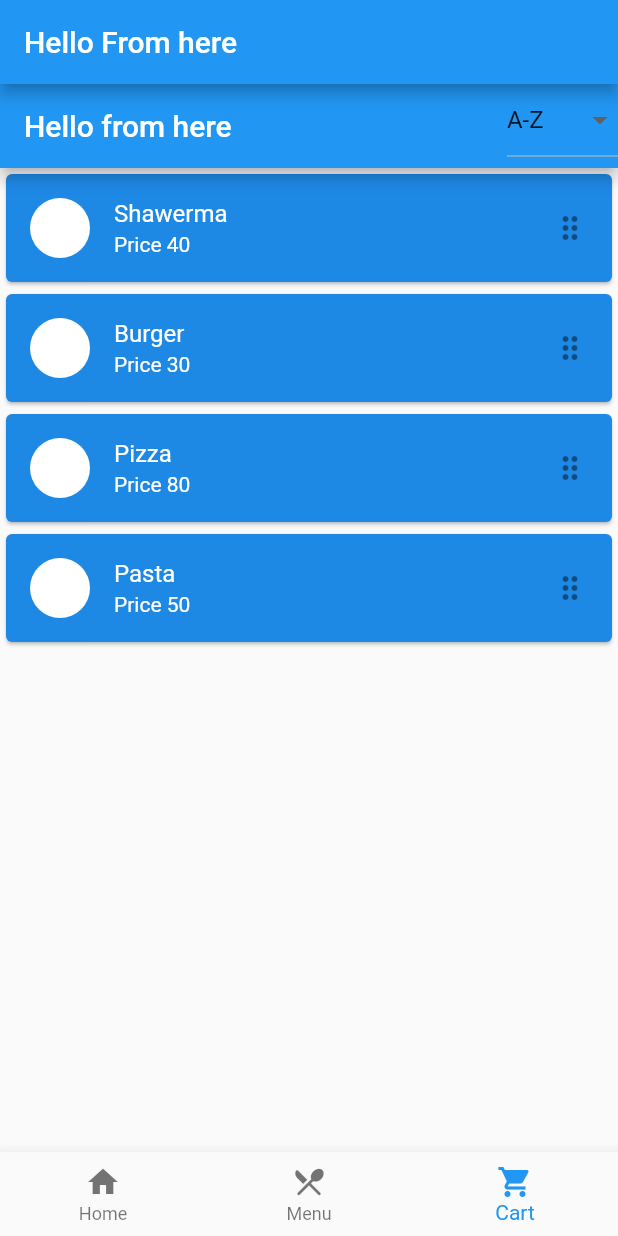
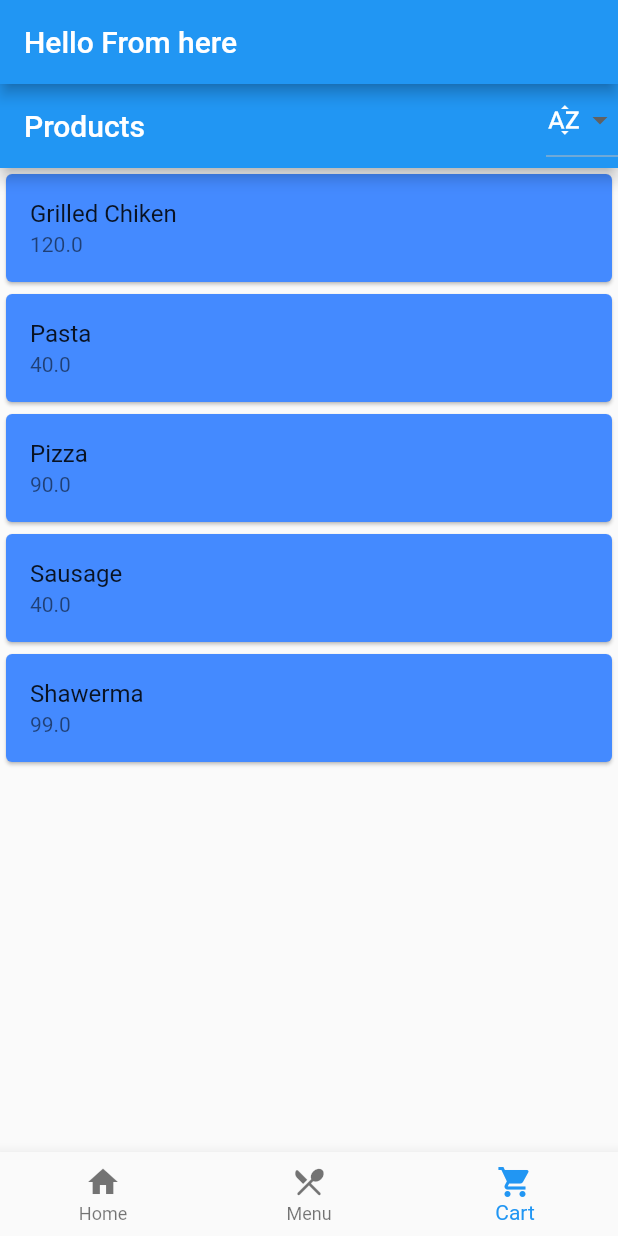
Before and after one commit to eslamfawzy203/yalla_assignment, a Flutter app: the HomeBase screen opened directly, item 3 of the bottom bar chosen, on a phone screen of 412 x 824 dp. Run offline on Flutter 3.47's test engine with Material 2 defaults, Android fonts, the phone set to English and light mode, and no system bars; our stand-ins replace flutter_hooks, flutter_riverpod, hooks_riverpod, shared_preferences; missing offline and left inert: fl_country_code_picker; accounts and stored records are empty; network calls fail.

Commit message:
some kind of code cleaning and UI  change by provider

```diff
--- /dev/null
+++ b/lib/Screens/Screen_2/product.dart
@@ -0,0 +1,20 @@
+enum ProductSortType {
+  name,
+  price,
+}
+
+class Meal {
+  Meal({required this.name, required this.price});
+
+  final String name;
+  final double price;
+}
+
+final meals = [
+  Meal(name: 'Shawerma', price: 99),
+  Meal(name: 'Pasta', price: 40),
+  Meal(name: 'Pizza', price: 90),
+  Meal(name: 'Grilled Chiken', price: 120),
+  Meal(name: 'Sausage', price: 40)
+
+];
--- /dev/null
+++ b/lib/Screens/Screen_2/screen2_R.dart
@@ -0,0 +1,65 @@
+// ignore: depend_on_referenced_packages
+import 'package:collection/collection.dart';
+import 'package:flutter/material.dart';
+// ignore: depend_on_referenced_packages
+import 'package:flutter_riverpod/flutter_riverpod.dart';
+import 'package:yalla_assignment/Screens/Screen_2/product.dart';
+
+final productSortTypeProvider = StateProvider<ProductSortType>(
+  // We return the default sort type, here name.
+  (ref) => ProductSortType.name,
+);
+
+final productsProvider = Provider<List<Meal>>((ref) {
+  final sortType = ref.watch(productSortTypeProvider);
+  switch (sortType) {
+    case ProductSortType.name:
+      //return _products.sorted((a, b) => a.name.compareTo(b.name));
+      return meals.sorted((a, b) => a.name.compareTo(b.name));
+    case ProductSortType.price:
+      return meals.sorted((a, b) => a.price.compareTo(b.price));
+  }
+});
+
+class ScreenTwoR extends ConsumerWidget {
+  const ScreenTwoR({Key? key}) : super(key: key);
+
+  @override
+  Widget build(BuildContext context, WidgetRef ref) {
+    final products = ref.watch(productsProvider);
+    return Scaffold(
+      appBar: AppBar(
+        title: const Text('Products'),
+        actions: [
+          DropdownButton<ProductSortType>(
+            value: ref.watch(productSortTypeProvider),
+            onChanged: (value) =>
+                ref.read(productSortTypeProvider.notifier).state = value!,
+            items: const [
+              DropdownMenuItem(
+                value: ProductSortType.name,
+                child: Icon(Icons.sort_by_alpha),
+              ),
+              DropdownMenuItem(
+                value: ProductSortType.price,
+                child: Icon(Icons.sort),
+              ),
+            ],
+          ),
+        ],
+      ),
+      body: ListView.builder(
+        itemCount: products.length,
+        itemBuilder: (context, index) {
+          final meal = products[index];
+          return Card(color: Colors.blueAccent,
+            child: ListTile(
+              title: Text(meal.name),
+              subtitle: Text('${meal.price}'),
+            ),
+          );
+        },
+      ),
+    );
+  }
+}
--- a/lib/Screens/grid_view.dart
+++ b/lib/Screens/grid_view.dart
@@ -1,6 +1,4 @@
 import 'package:flutter/material.dart';
-// import 'package:flutter/src/widgets/framework.dart';
-// import 'package:flutter/src/widgets/placeholder.dart';
 import 'package:yalla_assignment/Widgets/customized_container.dart';
 
 class MyGridView extends StatelessWidget {
--- a/lib/Screens/home_base.dart
+++ b/lib/Screens/home_base.dart
@@ -1,12 +1,11 @@
 import 'package:flutter/material.dart';
 import 'package:hooks_riverpod/hooks_riverpod.dart';
 import 'package:yalla_assignment/Screens/screen1.dart';
-import 'package:yalla_assignment/Screens/screen2.dart';
-import 'package:yalla_assignment/Widgets/customized_drawer.dart';
 import 'package:yalla_assignment/Screens/grid_view.dart';
+import 'package:yalla_assignment/Screens/Screen_2/screen2_R.dart';
 
 // int _selectedIndex = 0;
-List screens = [const ScreenOne(), const MyGridView(), const ScreenTwo()];
+List screens = [const ScreenOne(), const MyGridView(), const ScreenTwoR()];
 final StateProvider<int> navigationProvider = StateProvider<int>((ref) => 0);
 
 class HomeBase extends ConsumerWidget {
@@ -14,9 +13,10 @@ class HomeBase extends ConsumerWidget {
 
   @override
   Widget build(BuildContext context, WidgetRef ref) {
-    print('pressed'); // still reuildig while  wrappig the BottomNavigationBar only  with Consumer widget ...
+    //print('pressed'); // still reuildig while  wrappig the BottomNavigationBar only  with Consumer widget ...
     //I Think this is normal here because we  have to show the whole view again
-  int selectedIndex = ref.watch(navigationProvider); // Ca't bbe final here to take a value down
+    int selectedIndex = ref
+        .watch(navigationProvider); // Ca't bbe final here to take a value down
     return Scaffold(
         // drawer:  CustomizedDrawer(sharedPreferences: sharedPreferences, user: null,),
         appBar: AppBar(title: const Text('Hello From here')),
@@ -37,7 +37,6 @@ class HomeBase extends ConsumerWidget {
                   selectedIndex = value;
             },
           );
-          }
-        ));
+        }));
   }
 }
--- a/lib/Screens/profile_page.dart
+++ b/lib/Screens/profile_page.dart
@@ -1,6 +1,5 @@
 import 'package:flutter/material.dart';
-//import 'package:yalla_assignment/Screens/screen1.dart';
-import 'package:yalla_assignment/Screens/screen2.dart';
+import 'package:yalla_assignment/Screens/Screen_2/screen2_R.dart';
 import 'package:yalla_assignment/Widgets/customized_text_form_field.dart';
 
 // ignore: must_be_immutable
@@ -94,7 +93,7 @@ class ProfilePage extends StatelessWidget {
                     Navigator.push(
                         context,
                         MaterialPageRoute(
-                            builder: (context) => const ScreenTwo()));
+                            builder: (context) => const ScreenTwoR()));
                   }
                 },
                 child: const Text(
--- a/lib/Screens/screen2.dart
+++ /dev/null
@@ -1,73 +0,0 @@
-import 'package:flutter/material.dart';
-import 'package:hooks_riverpod/hooks_riverpod.dart';
-import 'package:yalla_assignment/functions/functions.dart';
-
-Map<String, int> meals = {
-  "Shawerma": 40,
-  'Burger': 30,
-  'Pizza': 80,
-  'Pasta': 50
-};
-//List<String> mealNames = ['Shawerma', 'Burger', 'Pizza', 'Pasta', 'Sausage'];
-//List<int> price = [40, 30, 13, 12, 15];
-String selectedItem = 'A-Z';
-//bool isSorted = false;
-
-final StateProvider<String> selectProvider = StateProvider<String>((ref) => '');
-
-class ScreenTwo extends ConsumerWidget {
-  const ScreenTwo({super.key});
-
-  @override
-  Widget build(BuildContext context, WidgetRef ref) {
-    final String select = ref.watch(selectProvider);
-    return Scaffold(
-        appBar: AppBar(title: const Text('Hello from here'), actions: [
-          DropdownButton(
-              hint: const Text('Sort by'),
-              items: ['A-Z', 'Price']
-                  .map((e) => DropdownMenuItem(child: Text('$e'), value: e))
-                  .toList(),
-              onChanged: (String? val) {
-                ref.watch(selectProvider.notifier).state = selectedItem = val!;
-                // Functions().alphabaticalSorting = select as Map<String, int>;
-               // ref.watch(selectProvider.notifier).state = Functions().alphabaticalSorting as String;
-
-              //  ref.watch(selectProvider.notifier).update((state) => Functions()
-               //     .alphabaticalSorting
-                //    .toString()); // to be sure it prints
-                print(select); // prints the value selected A-z || Price
-                // Functions().alphabaticalSorting();
-                // Functions().lowToHighPriceSortig();
-                //              alphabaticalSorting() => Map.fromEntries(
-                // meals.entries.toList()..sort((e1, e2) => e1.key.compareTo(e2.key)));
-              },
-              value: selectedItem)
-          //
-        ]),
-        body: ListView.builder(
-          scrollDirection: Axis.vertical,
-          itemCount: meals.length, // 10,
-          itemBuilder: (context, index) {
-            // final item = mealNames[index];
-            // final price1 = price[index];
-            List<String> key = meals.keys.toList();
-            String value = key[index];
-            return Card(
-              color: Colors.blue[600],
-              child: ListTile(
-                leading: const CircleAvatar(
-                  backgroundColor: Colors.white,
-                ),
-                title: Text(meals.keys.toList()[index]),
-                // Text('Item ${index + 1}'),
-                subtitle: Text('Price ${meals[value]}'),
-                // Text("Price ${index + 10}"),
-                trailing: const Icon(Icons.drag_indicator_outlined),
-                textColor: Colors.white,
-              ),
-            );
-          },
-        ));
-  }
-}
--- a/lib/Screens/test.dart
+++ b/lib/Screens/test.dart
@@ -117,10 +117,48 @@
 //       },
 //     ));
 
-void main() {
-  List<String> mealNames = ['Shawerma', 'Burger', 'Pizza', 'Pasta', 'Sausage'];
-  List<int> price = [40, 30, 13, 12, 15];
-  String selectedItem = 'A-Z';
-  bool isSorted = false;
-  print(mealNames.reversed.toList());
-}
+// void main() {
+//   List<String> mealNames = ['Shawerma', 'Burger', 'Pizza', 'Pasta', 'Sausage'];
+//   List<int> price = [40, 30, 13, 12, 15];
+//   String selectedItem = 'A-Z';
+//   bool isSorted = false;
+//   print(mealNames.reversed.toList());
+// }
+
+
+
+
+//DropdownButton(
+          //   hint: const Text('Sort'),
+          //   items: options
+          //       .map((selection) =>
+          //           DropdownMenuItem(value: selection, child: Text(selection)))
+          //       .toList(),
+          //   value: selectedOption,
+          //   onChanged: (newValue) {
+          //     ref.watch(selectionPrivider.notifier).state =
+          //      (selectedOption = newValue as String?)!;
+          //     if (newValue == 'A-z') {
+          //       ref.watch(excutionPrivider.notifier).state =
+          //           Functions().sortByName();
+          //     } else {
+          //       ref.watch(excutionPrivider.notifier).state =
+          //           Functions().sortByPrice();
+          //     }
+          //   },
+          // )
+
+          //late SharedPreferences
+       // prefs; // declared here to be assigned from onpressed{} down
+    // saveAndPrintPassword() async {
+    //   prefs = await SharedPreferences.getInstance();
+    //   await prefs.setString("userPassword", passwordController.text);
+    //   final userPassword = prefs.getString("userPassword");
+    //   debugPrint(userPassword);
+    // }
+
+    // final item = mealNames[index];
+            // final price1 = price[index];
+
+             // Text("Price ${index + 10}"),
+             // Text('Item ${index + 1}'),
--- a/lib/app.dart
+++ b/lib/app.dart
@@ -1,41 +1,16 @@
 import 'package:flutter/material.dart';
-import 'package:shared_preferences/shared_preferences.dart';
-import 'package:yalla_assignment/Screens/grid_view.dart';
-// import 'package:yalla_assignment/Screens/grid_view.dart';
-// import 'package:yalla_assignment/Screens/home_base.dart';
-import 'package:yalla_assignment/Screens/login_screen.dart';
-import 'package:yalla_assignment/Screens/screen2.dart';
 import 'package:yalla_assignment/Screens/spalsh_screen.dart';
-import 'package:yalla_assignment/Screens/test.dart';
-import 'package:yalla_assignment/Widgets/customized_drop_down_button.dart.dart';
-// import 'package:yalla_assignment/Screens/profile_page.dart';
- import 'Screens/forget_password.dart';
 
-
-
-late final SharedPreferences sharedPreferences;
 class MyApp extends StatelessWidget {
   const MyApp({super.key});
   @override
   Widget build(BuildContext context) {
     return MaterialApp(
-      debugShowCheckedModeBanner: false,
-      title: 'Flutter Demo',
-      theme: ThemeData(
-        primarySwatch: Colors.blue,
-      ),
-      home: ScreenTwo()
-      // Test()
-
-      //CustomizedDropDownButton()
-      //const MyGridView()
-      //const SplashScreen()
-      // const LoginScreen(sharedPreferences:sharedPreferences),
-      // SplashScreen()
-      // HomeBase()
-      //ProfilePage()
-     // const LoginScreen()
-     // const ForgetPassword(),
-    );
+        debugShowCheckedModeBanner: false,
+        title: 'Flutter Demo',
+        theme: ThemeData(
+          primarySwatch: Colors.blue,
+        ),
+        home: const SplashScreen());
   }
 }
--- a/lib/functions/functions.dart
+++ b/lib/functions/functions.dart
@@ -1,17 +1,38 @@
-import 'package:flutter/material.dart';
+// import 'package:yalla_assignment/Screens/Screen_2/product.dart';
+// import 'package:collection/collection.dart';
 
-class Functions{
+// final meals = [
+//   Meal(name: 'Shawerma', price: 99),
+//   Meal(name: 'Pasta', price: 40),
+//   Meal(name: 'Pizza', price: 90),
+//   Meal(name: 'Grilled Chiken', price: 120),
+//   Meal(name: 'Sausage', price: 40)
+// ];
+
+// class Functions {
+//   sortByName() {
+//    // meals.sort((a, b) => a.name.compareTo(b.name));
+//      return meals.sorted((a, b) => a.name.compareTo(b.name));
+//     // meals.sort((a, b) => a.name.compareTo(b.name));
+//   }
+// }
+
   //For Example :
- static Map<String, int> meals = {
-    "Shawerma": 40,
-    'Burger': 30,
-    'Pizza': 80,
-    'Pasta': 50
-  };
+  // List<String> meals = [
+  //   "Shawerma",
+  //   "Sausage",
+  //   "Pizza",
+  //   "Pasta",
+  //   "Grilled Chicken"
+  // ];
+  // List<String> price = ["40", "70", "90", "60", "120"];
 
- var alphabaticalSorting =
-    Map.fromEntries(meals.entries.toList()..sort((e1, e2) => e1.key.compareTo(e2.key)));
+  // String sortByName() {
+  //   meals.sort();
+  //   return meals.toString();
+  // }
 
-    lowToHighPriceSortig() => Map.fromEntries(
-    meals.entries.toList()..sort((e1, e2) => e1.value.compareTo(e2.value)));
-}
+  // String sortByPrice() {
+  //   price.sort();
+  //   return price.toString();
+  // }
--- a/lib/local/shared_pref_local_storage_caller.dart
+++ b/lib/local/shared_pref_local_storage_caller.dart
@@ -1,5 +1,4 @@
 import 'package:shared_preferences/shared_preferences.dart';
-
 import 'i_local_storage_caller.dart';
 
 class SharedPrefsLocalStorageCaller implements ILocalStorageCaller {
```
Also changed, not shown: lib/Screens/Screen_2/screen2_test.dart (added, +77 -0 lines), lib/Screens/login_screen.dart (+1 -14 lines), lib/Widgets/customized_drawer.dart (+0 -16 lines). Lines whose indentation alone changed are shown as unchanged.
